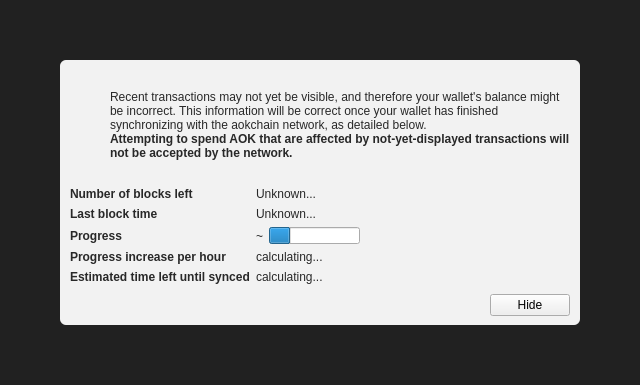
Qt form src/qt/forms/modaloverlay.ui (AokChain/AokChain) before a commit.
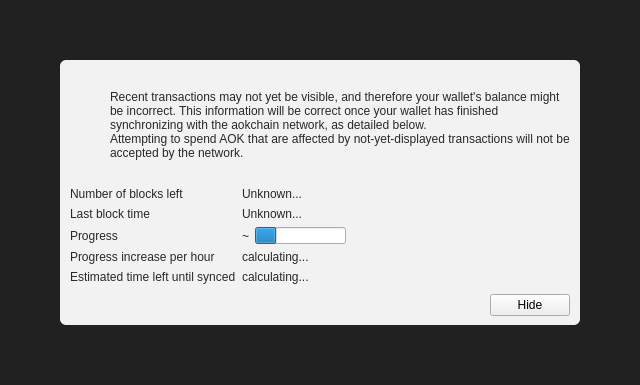
The same form after that commit. Icons and pictures are not drawn. Custom widgets are drawn as their Qt base class.

Commit message:
qt: medium weight for Korean text, quieter lists, plainer sign and send pages
Noto Sans KR Medium is added: without it every medium weight Korean label
fell back to bold. List rows show the direction icon alone instead of a
tinted tile, and status badges are small tags. The sign page drops the
icon tiles and the accent frame and gives the multisig card more width.
A recipient on the send page is a ruled section inside its card. Bold
fonts set in the forms go through the theme.

Diff of the .ui file:
```diff
--- a/src/qt/forms/modaloverlay.ui
+++ b/src/qt/forms/modaloverlay.ui
@@ -144,8 +144,8 @@
               <widget class="QLabel" name="infoTextStrong">
                <property name="font">
                 <font>
-                 <weight>75</weight>
-                 <bold>true</bold>
+                 <weight>50</weight>
+                 <bold>false</bold>
                 </font>
                </property>
                <property name="text">
@@ -207,8 +207,8 @@
             <widget class="QLabel" name="labelNumberOfBlocksLeft">
              <property name="font">
               <font>
-               <weight>75</weight>
-               <bold>true</bold>
+               <weight>50</weight>
+               <bold>false</bold>
               </font>
              </property>
              <property name="text">
@@ -227,8 +227,8 @@
             <widget class="QLabel" name="labelLastBlockTime">
              <property name="font">
               <font>
-               <weight>75</weight>
-               <bold>true</bold>
+               <weight>50</weight>
+               <bold>false</bold>
               </font>
              </property>
              <property name="text">
@@ -253,8 +253,8 @@
             <widget class="QLabel" name="labelSyncDone">
              <property name="font">
               <font>
-               <weight>75</weight>
-               <bold>true</bold>
+               <weight>50</weight>
+               <bold>false</bold>
               </font>
              </property>
              <property name="text">
@@ -287,8 +287,8 @@
             <widget class="QLabel" name="labelProgressIncrease">
              <property name="font">
               <font>
-               <weight>75</weight>
-               <bold>true</bold>
+               <weight>50</weight>
+               <bold>false</bold>
               </font>
              </property>
              <property name="text">
@@ -307,8 +307,8 @@
             <widget class="QLabel" name="labelEstimatedTimeLeft">
              <property name="font">
               <font>
-               <weight>75</weight>
-               <bold>true</bold>
+               <weight>50</weight>
+               <bold>false</bold>
               </font>
              </property>
              <property name="text">
```
The commit also changes 17 other files.
